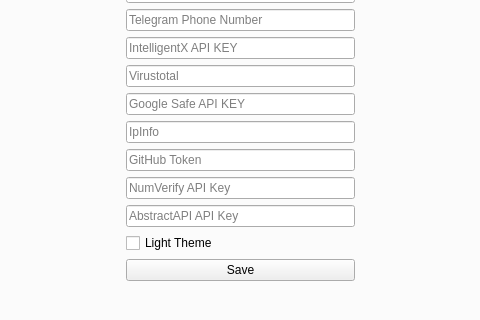
Before: the Qt Designer form resources/form.ui in Nighty3098/SkyFall, drawn with Qt 5; both pictures show x 271 to 751 and y 329 to 649 of the 1023 by 839 pixel window.
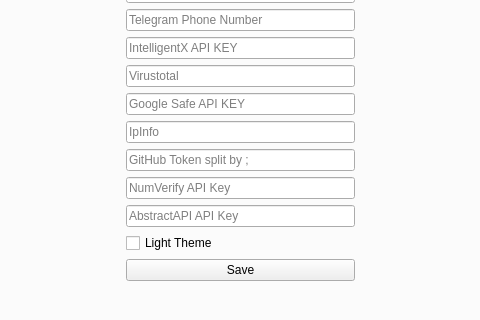
After: the same form once the commit is applied. The open tabs and pages were chosen to show the change. Custom widgets are drawn as their Qt base class.

Commit message: feat: Added support for multiple tokens for working with the git api

What changed in the file:
```diff
--- a/resources/form.ui
+++ b/resources/form.ui
@@ -1628,7 +1628,7 @@
             <item>
              <widget class="QLineEdit" name="githubTokenEdit">
               <property name="placeholderText">
-               <string>GitHub Token</string>
+               <string>GitHub Token split by ;</string>
               </property>
              </widget>
             </item>
```
Left out of the diff: 8 changed lines with no effect on the pictures. Lines whose indentation alone changed are shown as unchanged. The commit also changes 1 other file.
